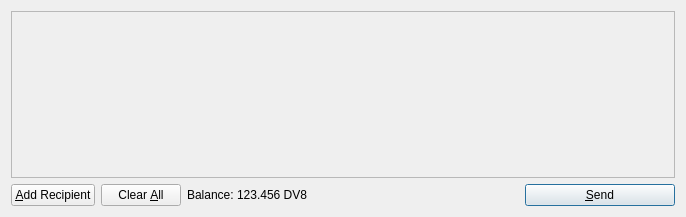
Qt form src/qt/forms/sendcoinsdialog.ui (JurisKhan/dv8coin) before a commit.
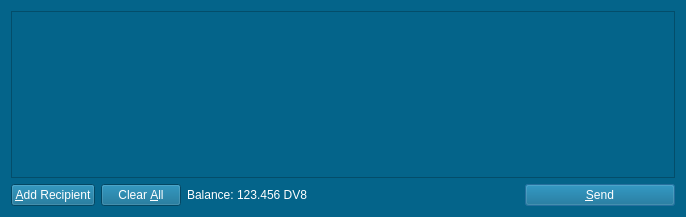
The same form after that commit. Icons and pictures are not drawn.

Patch:
```diff
--- a/src/qt/forms/sendcoinsdialog.ui
+++ b/src/qt/forms/sendcoinsdialog.ui
@@ -13,6 +13,10 @@
   <property name="windowTitle">
    <string>Send Coins</string>
   </property>
+  <property name="styleSheet">
+   <string notr="true">background-color:#04648A;
+color:white;</string>
+  </property>
   <layout class="QVBoxLayout" name="verticalLayout">
    <item>
     <widget class="QScrollArea" name="scrollArea">
@@ -29,8 +33,8 @@
        <rect>
         <x>0</x>
         <y>0</y>
-        <width>666</width>
-        <height>165</height>
+        <width>664</width>
+        <height>154</height>
        </rect>
       </property>
       <layout class="QVBoxLayout" name="verticalLayout_2">
```
Left out of the diff: 11 changed lines with no effect on the pictures.
